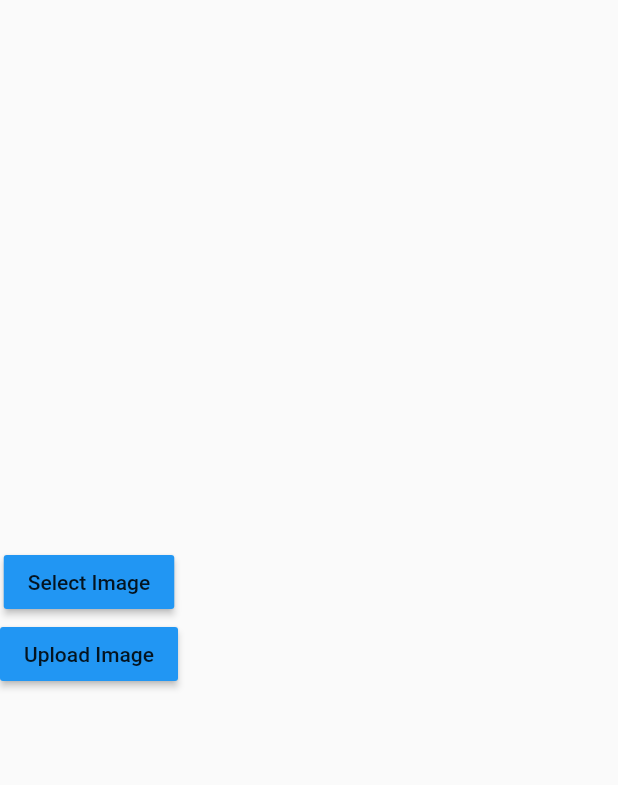
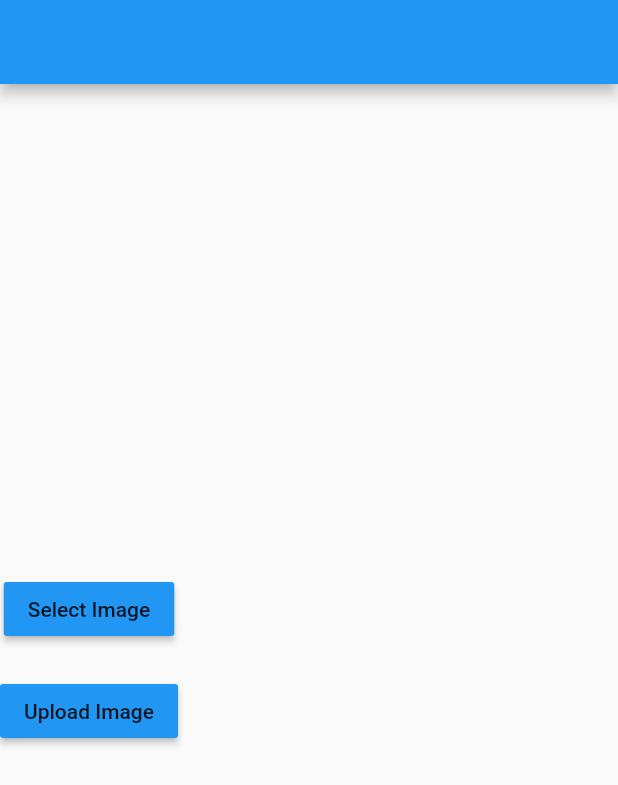
Before and after one commit to fayyazii/image_upload, a Flutter app: the screen it shows after launch, after a tap on "Select Image", on a phone screen of 412 x 824 dp. Shown: the top 785 px of the screen. Run offline on Flutter 3.47's test engine with Material 2 defaults, Android fonts, the phone set to English and light mode, and no system bars; our stand-ins replace bloc, cloud_firestore, firebase_core, firebase_storage, flutter_bloc, image_picker; accounts and stored records are empty; statements that could not run were skipped.

```diff
--- a/lib/main.dart
+++ b/lib/main.dart
@@ -1,6 +1,10 @@
 import 'package:flutter/material.dart';
+import 'package:flutter_bloc/flutter_bloc.dart';
+import 'package:image_upload/cubits/upload_image/upload_image_cubit.dart';
+import 'package:image_upload/views/fayyaz_select_image.dart';
 import 'package:image_upload/views/homepage.dart';
 import 'package:firebase_core/firebase_core.dart';
+import 'package:image_upload/views/show_images.dart';
 import 'firebase_options.dart';
 
 void main() async{
@@ -17,13 +21,18 @@ class MyApp extends StatelessWidget {
   // This widget is the root of your application.
   @override
   Widget build(BuildContext context) {
-    return MaterialApp(
-      title: 'Flutter Demo',
-      theme: ThemeData(
+    return MultiBlocProvider(
+      providers: [
+        BlocProvider(create: (context)=>UploadImageCubit()),
+      ],
+      child: MaterialApp(
+        title: 'Flutter Demo',
+        theme: ThemeData(
 
-        primarySwatch: Colors.blue,
+          primarySwatch: Colors.blue,
+        ),
+        home: SelectImage(),
       ),
-      home: const HomePage(),
     );
   }
 }
--- /dev/null
+++ b/lib/repositories/_fayyaz_upload_image_repo.dart
@@ -0,0 +1,18 @@
+
+import 'dart:io';
+
+import 'package:firebase_storage/firebase_storage.dart';
+
+class FayyazUploadImageRepo{
+
+   static Future<String> upload(File file)async
+   {
+     Reference referenceroot = FirebaseStorage.instance.ref();
+     Reference referenceDirImage = referenceroot.child("images");
+     Reference referenceImagetoUpload = referenceDirImage.child(DateTime.now().millisecondsSinceEpoch.toString());
+     await referenceImagetoUpload.putFile(file);
+     var imgUrl= referenceImagetoUpload.getDownloadURL();
+
+     return imgUrl;
+   }
+}
--- /dev/null
+++ b/lib/repositories/fayyaz_upload_data.dart
@@ -0,0 +1,12 @@
+
+import 'package:cloud_firestore/cloud_firestore.dart';
+
+class FayyazUplaodData{
+
+  static Future uploadData(Map<String,dynamic> data)async
+  {
+    var ref =FirebaseFirestore.instance.collection("data");
+    await ref.add(data);
+  }
+
+}
--- /dev/null
+++ b/lib/views/fayyaz_select_image.dart
@@ -0,0 +1,75 @@
+import 'dart:io';
+
+import 'package:cloud_firestore/cloud_firestore.dart';
+import 'package:firebase_storage/firebase_storage.dart';
+import 'package:flutter/material.dart';
+import 'package:image_picker/image_picker.dart';
+import 'package:image_upload/repositories/_fayyaz_upload_image_repo.dart';
+import 'package:image_upload/repositories/fayyaz_upload_data.dart';
+
+class SelectImage extends StatefulWidget {
+   SelectImage({Key? key}) : super(key: key);
+
+  @override
+  State<SelectImage> createState() => _SelectImageState();
+}
+
+class _SelectImageState extends State<SelectImage> {
+  File? file;
+
+  bool isloading = false;
+
+  @override
+  Widget build(BuildContext context) {
+    return Scaffold(
+      appBar: AppBar(),
+      body: Column(
+        mainAxisAlignment: MainAxisAlignment.center,
+        children: [
+          MaterialButton(
+            color: Colors.blue,
+            onPressed: ()async {
+              try{
+                ImagePicker imgPicker = ImagePicker();
+                XFile? xFile = await imgPicker.pickImage(source: ImageSource.camera);
+                file = File(xFile!.path);
+                if(file!= null)
+                  {
+                    setState(() {});
+                  }
+              }catch(e)
+              {
+
+              }
+            },
+            child: const Text("Select Image"),
+          ),
+          const SizedBox(
+            height: 20,
+          ),
+          MaterialButton(
+            color: Colors.blue,
+            onPressed: () async{
+              try{
+                if(file!=null)
+                  {
+                    setState(() {});
+                    String downloadURl = await FayyazUploadImageRepo.upload(file!);
+                    var picinfo = await FayyazUplaodData.uploadData({
+                      'imageURL' : downloadURl,
+                      'date' : DateTime.now().millisecondsSinceEpoch,
+
+                    });
+                    print(picinfo);
+
+                  }
+              }catch(e)
+              {}
+            },
+            child: const Text("Upload Image"),
+          ),
+        ],
+      ),
+    );
+  }
+}
```
Also changed, not shown: lib/cubits/getimages/get_images_cubit.dart (added, +43 -0 lines), lib/cubits/getimages/get_images_state.dart (added, +12 -0 lines), lib/repositories/getimages.dart (added, +10 -0 lines), lib/views/fayyaz_image_screen.dart (added, +41 -0 lines), pubspec.lock.
